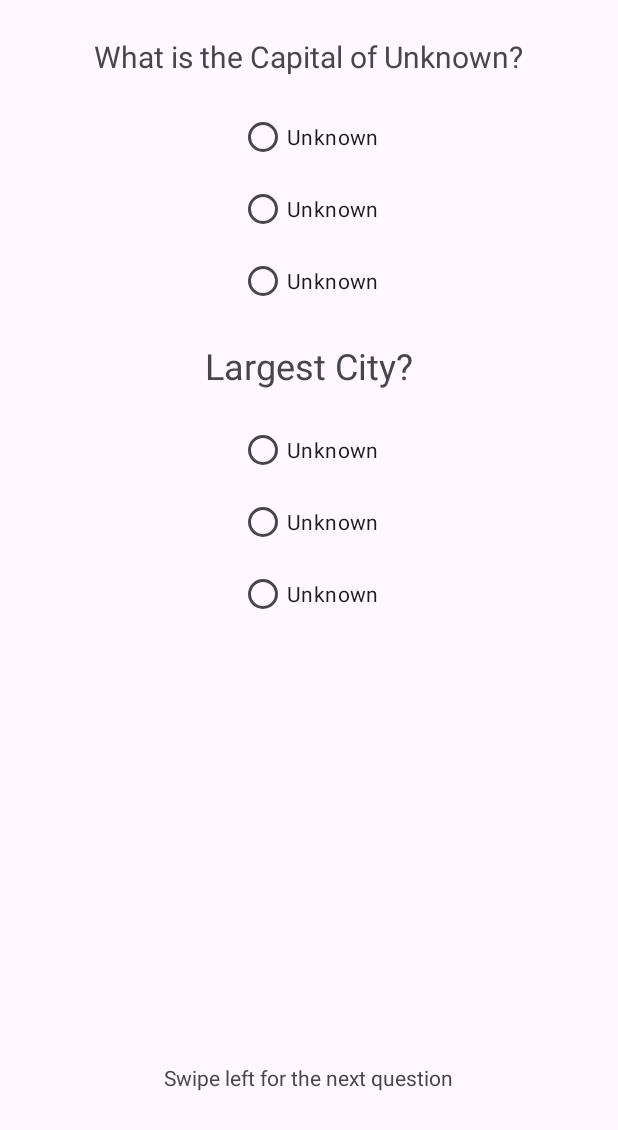
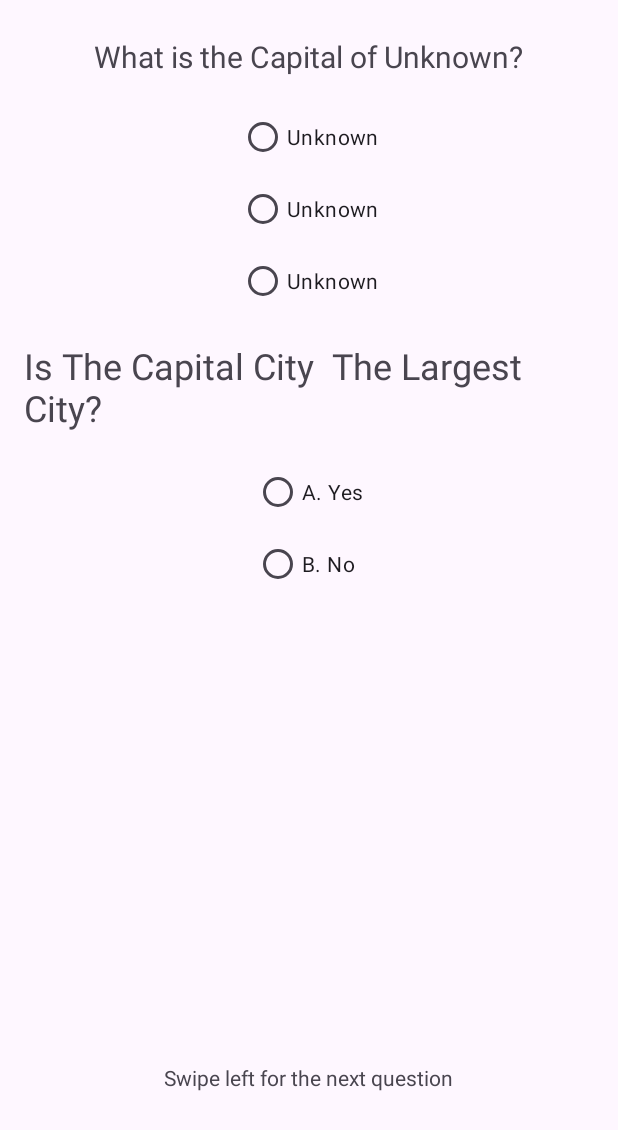
Before and after one commit to subhikshaganesan98/StateQuiz, an Android app: the screen it shows after launch (MainActivity), after a tap on "BEGIN QUIZ", on a phone screen of 412 x 824 dp. Shown: the top 1130 px of the screen. Run offline under Robolectric (Android 15) with nearby library versions, the phone set to English and light mode, and no system bars; libraries missing offline, so code that uses them is left out: com.opencsv, com.opencsv.exceptions; 5 statements that could not run were skipped.

Commit message:
Update on the Swipes Feature

```diff
--- a/app/src/main/java/edu/uga/cs/statequizapp/QuizSwipeFragment.java
+++ b/app/src/main/java/edu/uga/cs/statequizapp/QuizSwipeFragment.java
@@ -79,10 +79,6 @@ public class QuizSwipeFragment extends Fragment {
         RadioButton cityOneButton = view.findViewById(R.id.choiceB1);
         RadioButton cityTwoButton = view.findViewById(R.id.choiceC1);
 
-        RadioButton capitalCityButton2 = view.findViewById(R.id.choiceA2);
-        RadioButton cityOneButton2 = view.findViewById(R.id.choiceB2);
-        RadioButton cityTwoButton2 = view.findViewById(R.id.choiceC2);
-
 
         // Create a list to store the entire rows from the CSV file as single strings
         List<String> stateDetailsList = new ArrayList<>();
@@ -163,15 +159,12 @@ public class QuizSwipeFragment extends Fragment {
         cityOneButton.setText(cityOne);
         cityTwoButton.setText(cityTwo);
 
-        capitalCityButton2.setText(capitalCity);
-        cityOneButton2.setText(cityOne);
-        cityTwoButton2.setText(cityTwo);
 
 
     }
 
     // This will set the total number of Screens to swipe
     public static int getNumberOfVersions() {
-        return 10;
+        return 6;
     }
 }
--- a/app/src/main/res/layout/fragment_quiz_swipe.xml
+++ b/app/src/main/res/layout/fragment_quiz_swipe.xml
@@ -53,7 +53,7 @@
         android:layout_below="@+id/answerChoices1"
         android:layout_centerHorizontal="true"
         android:layout_marginTop="16dp"
-        android:text="Largest City?"
+        android:text="Is The Capital City  The Largest City?"
         android:textSize="24sp" />
 
     <RadioGroup
@@ -68,19 +68,14 @@
             android:id="@+id/choiceA2"
             android:layout_width="wrap_content"
             android:layout_height="wrap_content"
-            android:text="A. Montgomery" />
+            android:text="A. Yes" />
 
         <RadioButton
             android:id="@+id/choiceB2"
             android:layout_width="wrap_content"
             android:layout_height="wrap_content"
-            android:text="B. Birmingham" />
+            android:text="B. No" />
 
-        <RadioButton
-            android:id="@+id/choiceC2"
-            android:layout_width="wrap_content"
-            android:layout_height="wrap_content"
-            android:text="C. Mobile" />
     </RadioGroup>
 
     <TextView
```
